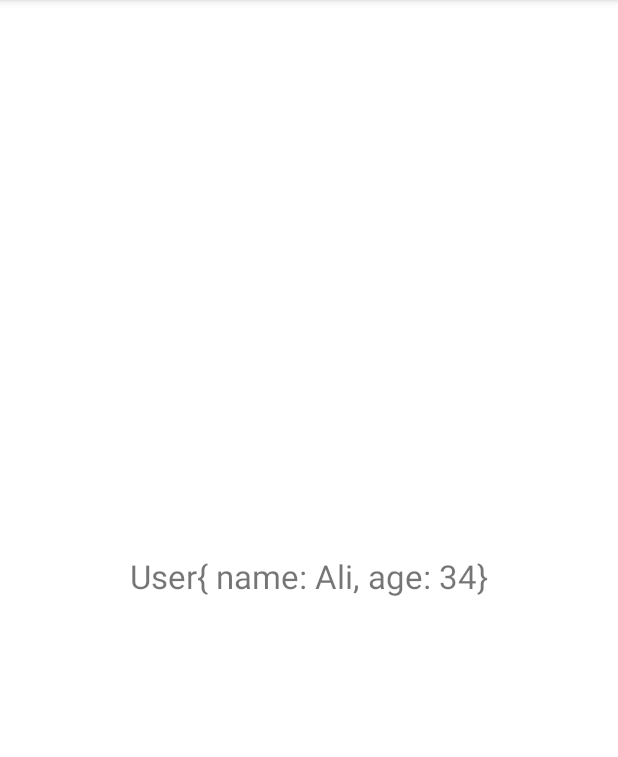
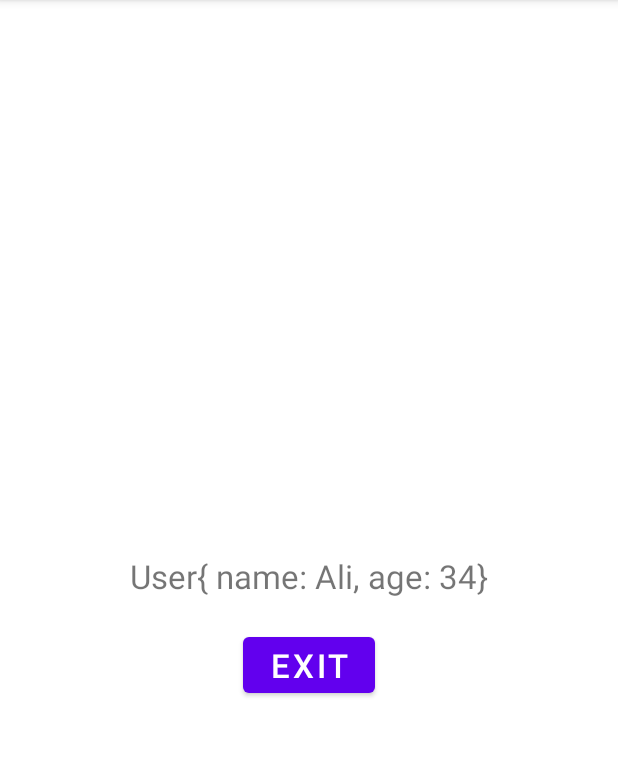
Before and after one commit to IT-Teacher/Intent2java, an Android app: the screen it shows after launch (SecondActivity), after a tap on "SEND", on a phone screen of 412 x 824 dp, the part 84-841 px from its top. Run offline under Robolectric (Android 15) with nearby library versions, the phone set to English and light mode, and no system bars.

Commit message:
ActivityForResult

```diff
--- a/app/src/main/java/com/example/intenttask2java/MainActivity.java
+++ b/app/src/main/java/com/example/intenttask2java/MainActivity.java
@@ -1,12 +1,20 @@
 package com.example.intenttask2java;
 
+import androidx.activity.result.ActivityResult;
+import androidx.activity.result.ActivityResultCallback;
+import androidx.activity.result.ActivityResultLauncher;
+import androidx.activity.result.contract.ActivityResultContract;
+import androidx.activity.result.contract.ActivityResultContracts;
 import androidx.appcompat.app.AppCompatActivity;
 
+import android.app.Activity;
 import android.content.Intent;
 import android.os.Bundle;
 import android.widget.Button;
 import android.widget.EditText;
+import android.widget.TextView;
 
+import com.example.intenttask2java.model.Member;
 import com.example.intenttask2java.model.User;
 
 public class MainActivity extends AppCompatActivity {
@@ -20,14 +28,28 @@ public class MainActivity extends AppCompatActivity {
 
 
         Button send = findViewById(R.id.send);
-
+        TextView tv = findViewById(R.id.tv1);
 
 
         User user = new User("Ali",34);
 
+        ActivityResultLauncher<Intent> sendData = registerForActivityResult(
+                new ActivityResultContracts.StartActivityForResult(),
+                new ActivityResultCallback<ActivityResult>() {
+                    @Override
+                    public void onActivityResult(ActivityResult result) {
+                        if (result.getResultCode() == Activity.RESULT_OK){
+                            Intent data = result.getData();
+                            Member member = (Member) data.getSerializableExtra("member");
+                            tv.setText(member.toString());
+                        }
+                    }
+                }
+        );
+
         send.setOnClickListener(view -> {
             intent.putExtra("user",user);
-            startActivity(intent);
+            sendData.launch(intent);
         });
     }
 }
--- a/app/src/main/java/com/example/intenttask2java/SecondActivity.java
+++ b/app/src/main/java/com/example/intenttask2java/SecondActivity.java
@@ -1,12 +1,16 @@
 package com.example.intenttask2java;
 
 import android.annotation.SuppressLint;
+import android.app.Activity;
+import android.content.Intent;
 import android.os.Bundle;
+import android.widget.Button;
 import android.widget.TextView;
 
 import androidx.annotation.Nullable;
 import androidx.appcompat.app.AppCompatActivity;
 
+import com.example.intenttask2java.model.Member;
 import com.example.intenttask2java.model.User;
 
 public class SecondActivity extends AppCompatActivity {
@@ -18,9 +22,19 @@ public class SecondActivity extends AppCompatActivity {
         setContentView(R.layout.activity_second);
 
         TextView res = findViewById(R.id.res);
+        Button exit = findViewById(R.id.exit);
+        Member member = new Member("Vali",26);
 
         User user = (User) (getIntent().getSerializableExtra("user"));
         String sas = user.toString();
         res.setText(sas);
+
+        exit.setOnClickListener(view -> {
+            Intent intent = new Intent();
+            intent.putExtra("member",member);
+            setResult(Activity.RESULT_OK,intent);
+            finish();
+        });
+
     }
 }
--- /dev/null
+++ b/app/src/main/java/com/example/intenttask2java/model/Member.java
@@ -0,0 +1,21 @@
+package com.example.intenttask2java.model;
+
+import androidx.annotation.NonNull;
+
+import java.io.Serializable;
+
+public class Member implements Serializable {
+    int age;
+    String name;
+
+    public Member( String name,int age) {
+        this.age = age;
+        this.name = name;
+    }
+
+    @NonNull
+    @Override
+    public String toString() {
+        return "Member { name: "+name+", age: "+age+"}";
+    }
+}
--- a/app/src/main/res/layout/activity_second.xml
+++ b/app/src/main/res/layout/activity_second.xml
@@ -9,5 +9,13 @@
         android:textSize="22sp"
         android:layout_centerInParent="true"
         android:text="result"/>
-
+    <Button
+        android:id="@+id/exit"
+        android:layout_width="wrap_content"
+        android:layout_height="wrap_content"
+        android:layout_below="@+id/res"
+        android:layout_marginTop="20dp"
+        android:layout_centerHorizontal="true"
+        android:text="exit"
+        android:textSize="22sp"/>
 </RelativeLayout>
```
Also changed, not shown: app/src/main/res/layout/activity_main.xml (+9 -0 lines).
